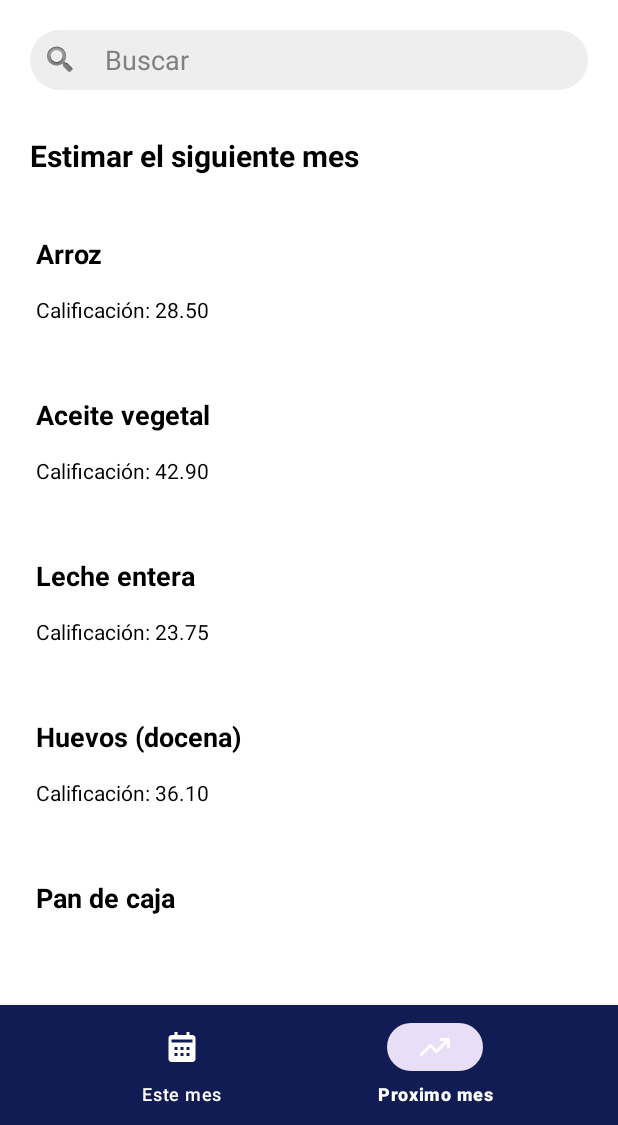
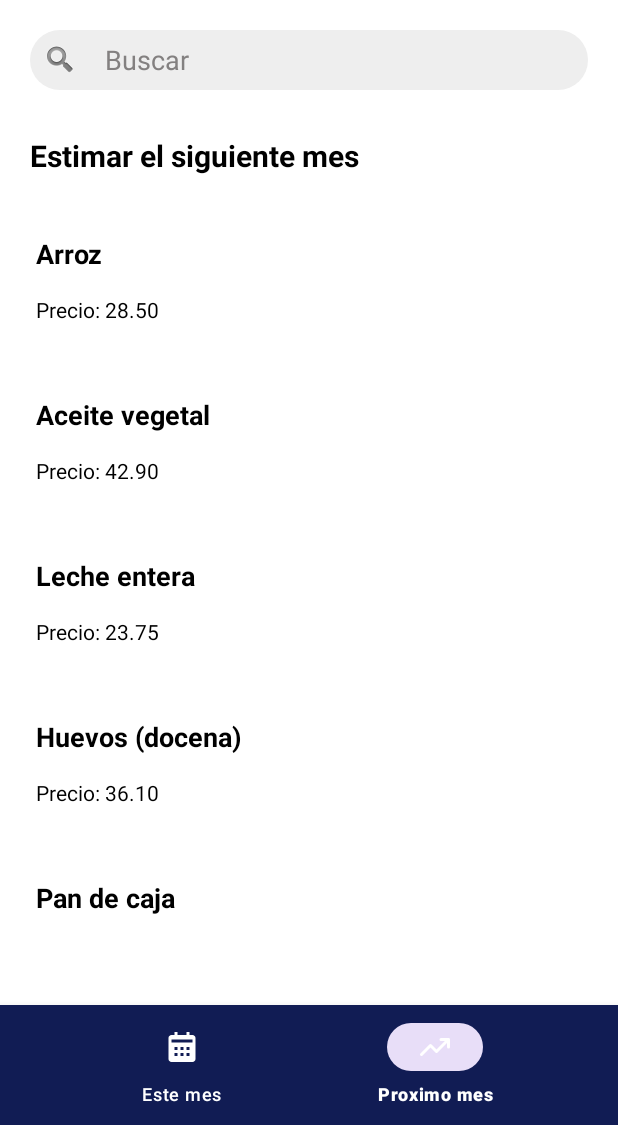
Before and after one commit to Jorge45014/CUCEIAI, an Android app: the screen it shows after launch once a user with an empty profile is signed in (Main3Activity), item 2 of the bottom bar chosen, on a phone screen of 412 x 824 dp, the part 111-1236 px from its top. Run offline under Robolectric (Android 15) with nearby library versions, the phone set to English and light mode, and no system bars; our stand-ins replace Firebase (no records; nobody signed in at launch, a user with empty details on screens opened directly), navigation-ui.

Commit message:
Soy la pinche pistola 3

```diff
--- a/app/src/main/java/com/example/cuceiai/Main3Activity.kt
+++ b/app/src/main/java/com/example/cuceiai/Main3Activity.kt
@@ -44,8 +44,8 @@ class Main3Activity : AppCompatActivity() {
 
     private lateinit var recyclerView: RecyclerView
     private lateinit var adapter: ResultadoAdapter
-    private lateinit var listaCompleta: List<Profesor>
-    private lateinit var listaCompleta2: List<Profesor>
+    private lateinit var listaCompleta: List<Productos>
+    private lateinit var listaCompleta2: List<Productos>
     private lateinit var tituloContenedor: TextView
 
     private var botonActivo: Int = R.id.nav_home
@@ -140,26 +140,25 @@ class Main3Activity : AppCompatActivity() {
         // Lista simulada (aquí pondrías los datos de tu base de datos) /////////////////////////////////////////////////////////////////////////////////////////////////////////
 
         listaCompleta = listOf(
-            Profesor("1", "Ana López", "Matemáticas", 4.8),
-            Profesor("2", "Luis Gómez", "Física", 4.5),
-            Profesor("3", "María Pérez", "Historia", 4.9),
-            Profesor("4", "Carlos Torres", "Química", 4.2),
-            Profesor("5", "Sofía Ramírez", "Biología", 4.6)
+            Productos("Ana López", 4.8),
+            Productos("Luis Gómez", 4.5),
+            Productos("María Pérez", 4.9),
+            Productos("Carlos Torres", 4.2),
+            Productos("Sofía Ramírez", 4.6)
         )
 
         listaCompleta2 = listOf(
-            Profesor("101", "Arroz", "Grano", 28.50),
-            Profesor("102", "Aceite vegetal", "Aceites", 42.90),
-            Profesor("103", "Leche entera", "Lácteos", 23.75),
-            Profesor("104", "Huevos (docena)", "Proteína", 36.10),
-            Profesor("105", "Pan de caja", "Panadería", 29.40),
-            Profesor("101", "Arroz", "Grano", 28.50),
-            Profesor("102", "Aceite vegetal", "Aceites", 42.90),
-            Profesor("103", "Leche entera", "Lácteos", 23.75),
-            Profesor("104", "Huevos (docena)", "Proteína", 36.10),
-            Profesor("105", "Pan de caja", "Panadería", 29.40)
+            Productos("Arroz", 28.50),
+            Productos("Aceite vegetal", 42.90),
+            Productos("Leche entera", 23.75),
+            Productos("Huevos (docena)", 36.10),
+            Productos("Pan de caja", 29.40),
+            Productos("Arroz", 28.50),
+            Productos("Aceite vegetal", 42.90),
+            Productos("Leche entera", 23.75),
+            Productos("Huevos (docena)", 36.10),
+            Productos("Pan de caja", 29.40)
         )
-
 
         verificarBotonActivo()
         recyclerView.layoutManager = LinearLayoutManager(this)
@@ -170,7 +169,7 @@ class Main3Activity : AppCompatActivity() {
                 val texto = s.toString().trim()
                 val resultadosFiltrados = listaCompleta.filter {
                     it.nombre.contains(texto, ignoreCase = true) ||
-                            it.especialidad.contains(texto, ignoreCase = true)
+                            it.precio.toString().contains(texto)
                 }
 
                 if (texto.isNotEmpty()) {
@@ -195,7 +194,7 @@ class Main3Activity : AppCompatActivity() {
         recyclerView.adapter = adapter
     }
 
-    private fun actualizarAdapter(lista: List<Profesor>) {
+    private fun actualizarAdapter(lista: List<Productos>) {
         if (::adapter.isInitialized) {
             adapter.actualizarLista(lista)
         } else {
--- a/app/src/main/java/com/example/cuceiai/ResultadoAdapter.kt
+++ b/app/src/main/java/com/example/cuceiai/ResultadoAdapter.kt
@@ -8,14 +8,12 @@ import android.widget.TextView
 import android.widget.Toast
 import androidx.recyclerview.widget.RecyclerView
 import kotlin.jvm.java
-data class Profesor(
-    val id: String = "",
+data class Productos(
     val nombre: String = "",
-    val especialidad: String = "",
-    val rating_promedio: Double = 0.0
+    val precio: Double = 0.0,
 )
 
-class ResultadoAdapter(private var lista: List<Profesor>) :
+class ResultadoAdapter(private var lista: List<Productos>) :
     RecyclerView.Adapter<ResultadoAdapter.ResultadoViewHolder>() {
 
     inner class ResultadoViewHolder(itemView: View) : RecyclerView.ViewHolder(itemView) {
@@ -31,19 +29,19 @@ class ResultadoAdapter(private var lista: List<Profesor>) :
     }
 
     override fun onBindViewHolder(holder: ResultadoViewHolder, position: Int) {
-        val profesor = lista[position]
-        holder.texto.text = profesor.nombre
-        holder.textoDes.text = "Calificación: %.2f".format(profesor.rating_promedio)
+        val producto = lista[position]
+        holder.texto.text = producto.nombre
+        holder.textoDes.text = "Precio: %.2f".format(producto.precio)
 
         holder.contenedor.setOnClickListener {
             val context = holder.itemView.context
-            Toast.makeText(context, "Profesor: ${profesor.nombre}", Toast.LENGTH_SHORT).show()
+            Toast.makeText(context, "Producto: ${producto.nombre}", Toast.LENGTH_SHORT).show()
         }
     }
 
     override fun getItemCount(): Int = lista.size
 
-    fun actualizarLista(nuevaLista: List<Profesor>) {
+    fun actualizarLista(nuevaLista: List<Productos>) {
         lista = nuevaLista
         notifyDataSetChanged()
     }
```
